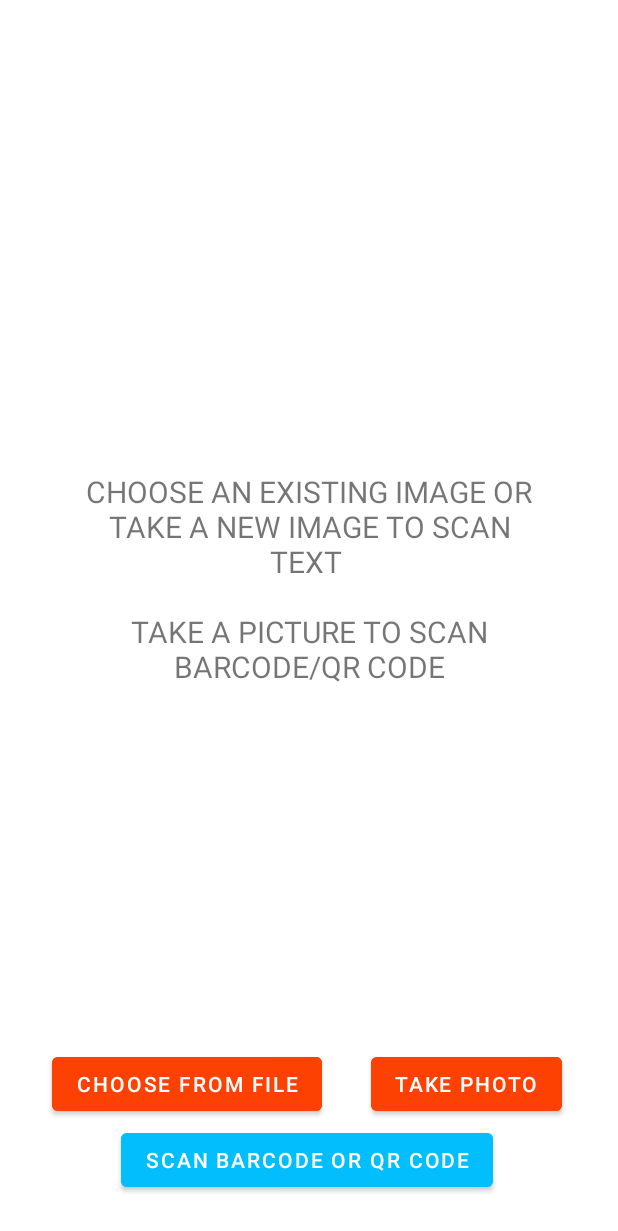
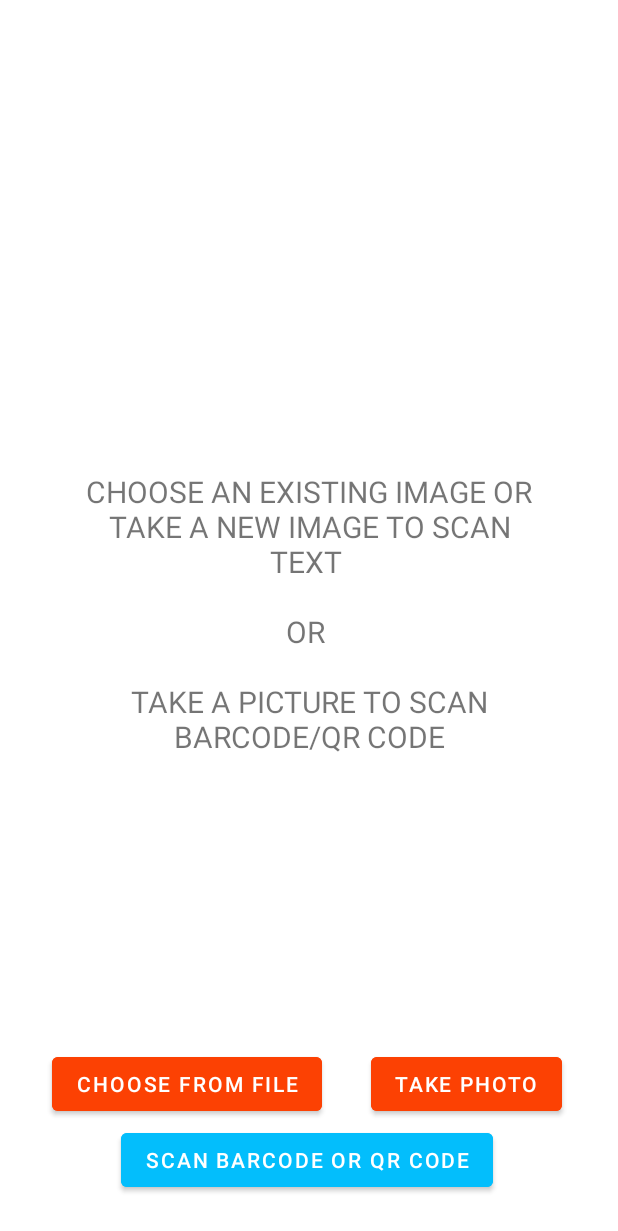
Before and after one commit to atorshizi/Personal_Projects, an Android app: the screen it shows after launch (MainActivity), on a phone screen of 412 x 824 dp. Shown: the top 1231 px of the screen. Run offline under Robolectric (Android 15) with nearby library versions, the phone set to English and light mode, and no system bars; libraries missing offline, so code that uses them is left out: com.google.mlkit.vision; 13 statements that could not run were skipped.

Commit message:
New apk build

```diff
--- a/OCR/app/src/main/res/layout/activity_main.xml
+++ b/OCR/app/src/main/res/layout/activity_main.xml
@@ -80,7 +80,7 @@
                 android:id="@+id/textView2"
                 android:layout_width="wrap_content"
                 android:layout_height="wrap_content"
-                android:text="CHOOSE AN EXISTING IMAGE OR TAKE A NEW IMAGE TO SCAN TEXT \n\nTAKE A PICTURE TO SCAN BARCODE/QR CODE"
+                android:text="CHOOSE AN EXISTING IMAGE OR TAKE A NEW IMAGE TO SCAN TEXT \n\nOR \n\nTAKE A PICTURE TO SCAN BARCODE/QR CODE"
                 android:textAlignment="gravity"
                 android:textIsSelectable="true"
                 android:textSize="20sp"
```
